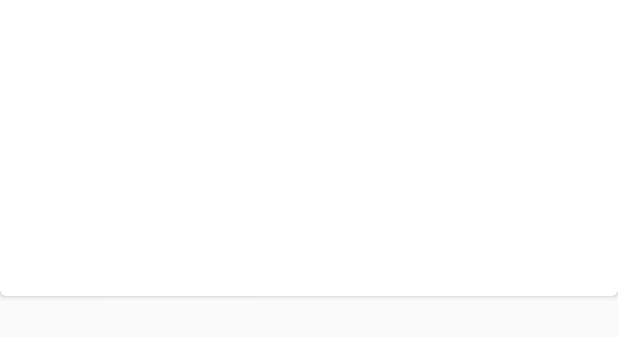
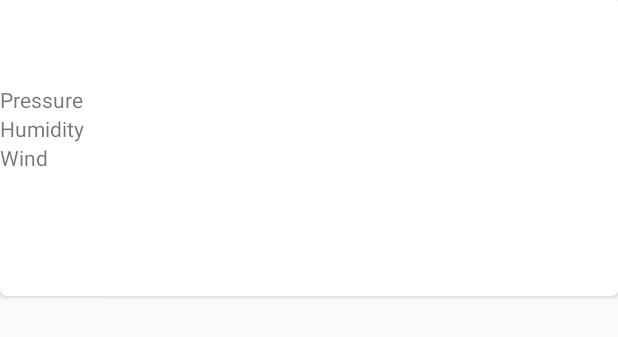
Before and after one commit to rusili56/NowFeedUpdate, an Android app: the layout second_card.xml on its own in the app's theme, with its tools: preview values and no code run, on a phone screen of 412 x 824 dp. Shown: the top 337 px of the screen. Run offline under Robolectric (Android 15) with nearby library versions, the phone set to English and light mode, and no system bars.

```diff
--- a/app/build.gradle
+++ b/app/build.gradle
@@ -20,7 +20,7 @@ android {
 }
 
 dependencies {
-    compile fileTree(dir: 'libs', include: ['*.jar'])
+    compile fileTree(include: ['*.jar'], dir: 'libs')
     androidTestCompile('com.android.support.test.espresso:espresso-core:2.2.2', {
         exclude group: 'com.android.support', module: 'support-annotations'
     })
@@ -32,4 +32,5 @@ dependencies {
     compile 'com.squareup.retrofit2:converter-gson:2.1.0'
     compile 'com.google.code.gson:gson:2.7'
     testCompile 'junit:junit:4.12'
+    compile 'com.squareup.picasso:picasso:2.5.2'
 }
--- a/app/src/main/res/layout/second_card.xml
+++ b/app/src/main/res/layout/second_card.xml
@@ -16,32 +16,101 @@
         card_view:cardElevation="@dimen/cardview_default_elevation"
         cardview:cardUseCompatPadding="true"
         >
+        <RelativeLayout
+            android:layout_width="match_parent"
+            android:layout_height="match_parent"
+            android:orientation="vertical"
+            android:gravity="left">
+            <TextView
+                android:id="@+id/cityText"
+                style="?android:attr/textAppearanceMedium"
+                android:layout_width="wrap_content"
+                android:layout_height="wrap_content"
+                android:layout_centerHorizontal="true"/>
 
             <ImageView
                 android:id="@+id/weather_icon"
                 android:layout_width="wrap_content"
                 android:layout_height="wrap_content"
-            android:layout_weight="0.5"
-            android:layout_gravity="left"/>
-        <LinearLayout
-            android:layout_width="wrap_content"
-            android:layout_height="wrap_content"
-            android:orientation="vertical"
-            android:layout_weight="0.5"
-            android:gravity="left">
-        <TextView
-            android:id="@+id/weather_title"
-            android:layout_width="wrap_content"
-            android:layout_height="wrap_content"
-            android:layout_weight="0.5"
-            android:layout_gravity="left"/>
+                android:layout_alignParentLeft="true"
+                android:layout_below="@id/cityText" />
+
             <TextView
                 android:id="@+id/weather_discription"
                 android:layout_width="wrap_content"
                 android:layout_height="wrap_content"
-            android:layout_weight="0.5"
+                android:layout_below="@id/weather_icon"
+                android:layout_alignLeft="@id/weather_icon"
                 />
-       </LinearLayout>
+            <TextView
+                android:id="@+id/temp"
+                style="@style/tempStyle"
+                android:layout_width="wrap_content"
+                android:layout_height="wrap_content"
+                android:layout_marginLeft="12dp"
+                android:layout_alignBaseline="@id/weather_discription"
+                android:layout_toRightOf="@id/weather_discription"/>
+
+            <TextView
+                android:id="@+id/pressLab"
+                android:layout_width="wrap_content"
+                android:layout_height="wrap_content"
+                android:layout_alignParentLeft="true"
+                android:layout_below="@id/weather_discription"
+                android:text="Pressure"
+                android:layout_marginTop="15dp" />
+
+            <TextView
+                android:id="@+id/press"
+                android:layout_width="wrap_content"
+                android:layout_height="wrap_content"
+                android:layout_alignBaseline="@id/pressLab"
+                android:layout_toRightOf="@id/pressLab"
+                style="@style/valData"/>
+
+            <TextView
+                android:id="@+id/humLab"
+                android:layout_width="wrap_content"
+                android:layout_height="wrap_content"
+                android:layout_alignParentLeft="true"
+                android:layout_below="@id/pressLab"
+                android:text="Humidity" />
+
+            <TextView
+                android:id="@+id/hum"
+                android:layout_width="wrap_content"
+                android:layout_height="wrap_content"
+                android:layout_alignBaseline="@id/humLab"
+                android:layout_toRightOf="@id/humLab"
+                android:layout_marginLeft="4dp"
+                style="@style/valData"/>
+
+            <TextView
+                android:id="@+id/windLab"
+                android:layout_width="wrap_content"
+                android:layout_height="wrap_content"
+                android:layout_alignParentLeft="true"
+                android:layout_below="@id/humLab"
+                android:text="Wind" />
+
+            <TextView
+                android:id="@+id/windSpeed"
+                android:layout_width="wrap_content"
+                android:layout_height="wrap_content"
+                android:layout_alignBaseline="@id/windLab"
+                android:layout_toRightOf="@id/windLab"
+                android:layout_marginLeft="4dp"
+                style="@style/valData" />
+
+            <TextView
+                android:id="@+id/windDeg"
+                android:layout_width="wrap_content"
+                android:layout_height="wrap_content"
+                android:layout_alignBaseline="@id/windLab"
+                android:layout_toRightOf="@id/windSpeed"
+                android:layout_marginLeft="4dp"
+                style="@style/valData"/>
+       </RelativeLayout>
 
     </android.support.v7.widget.CardView>
 
--- a/app/src/main/res/values/colors.xml
+++ b/app/src/main/res/values/colors.xml
@@ -3,4 +3,6 @@
     <color name="colorPrimary">#3F51B5</color>
     <color name="colorPrimaryDark">#303F9F</color>
     <color name="colorAccent">#FF4081</color>
+    <color name="colorTemp">#ff40ff</color>
+    <color name="otherinfo">#9c6a9c</color>
 </resources>
--- a/app/src/main/res/values/dimens.xml
+++ b/app/src/main/res/values/dimens.xml
@@ -2,4 +2,5 @@
     <!-- Default screen margins, per the Android Design guidelines. -->
     <dimen name="activity_horizontal_margin">16dp</dimen>
     <dimen name="activity_vertical_margin">16dp</dimen>
+    <dimen name="temp_dim">30dp</dimen>
 </resources>
--- a/app/src/main/res/values/styles.xml
+++ b/app/src/main/res/values/styles.xml
@@ -8,4 +8,16 @@
         <item name="colorAccent">@color/colorAccent</item>
     </style>
 
+    <style name="tempStyle" parent="Base.Theme.AppCompat.CompactMenu">
+        <!-- Customize your theme here. -->
+        <item name="android:textColor">@color/colorTemp</item>
+        <item name="android:textSize">30dp</item>
+    </style>
+    <style name="valData" parent="Base.Theme.AppCompat.CompactMenu">
+        <!-- Customize your theme here. -->
+        <item name="android:textColor">@color/otherinfo</item>
+        <item name="android:textSize">20dp</item>
+    </style>
+
+
 </resources>
```
Also changed, not shown: app/src/main/java/com/example/nowfeed/CardAdapter.java (+3 -6 lines), app/src/main/java/com/example/nowfeed/MainActivity.java (+34 -1 lines), app/src/main/java/com/example/nowfeed/SecondCardViewHolder.java (+23 -4 lines), app/src/main/java/model/WeatherRespond.java (+53 -4 lines), libs/picasso-2.5.2.jar (added). Lines whose indentation alone changed are shown as unchanged.
